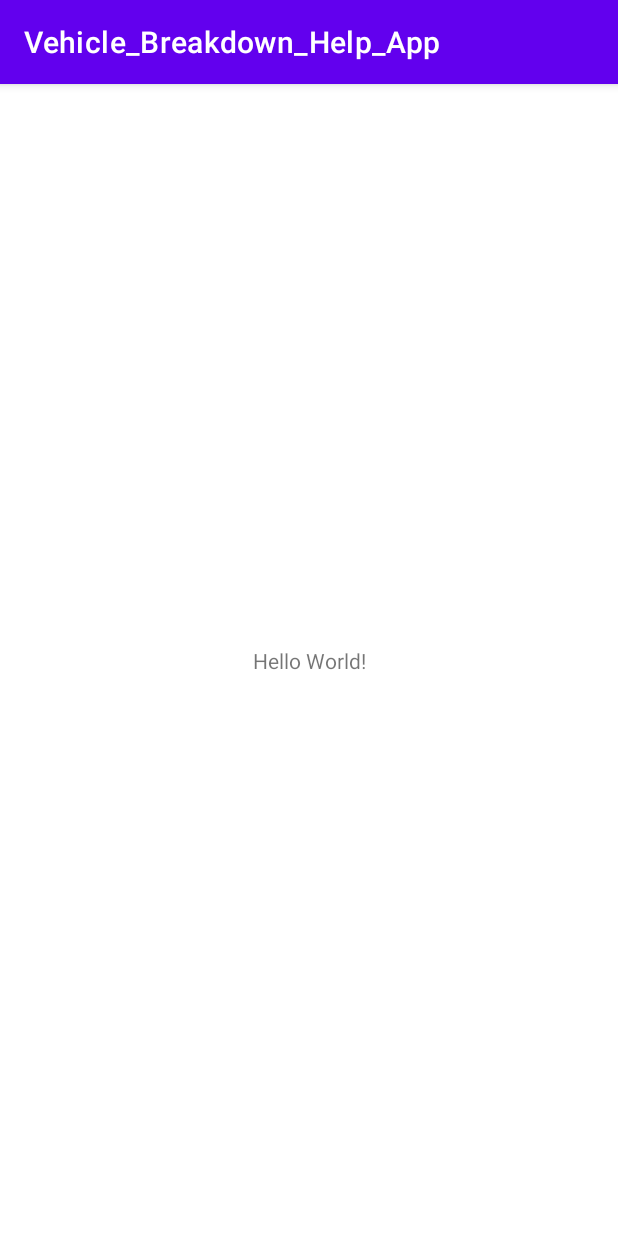
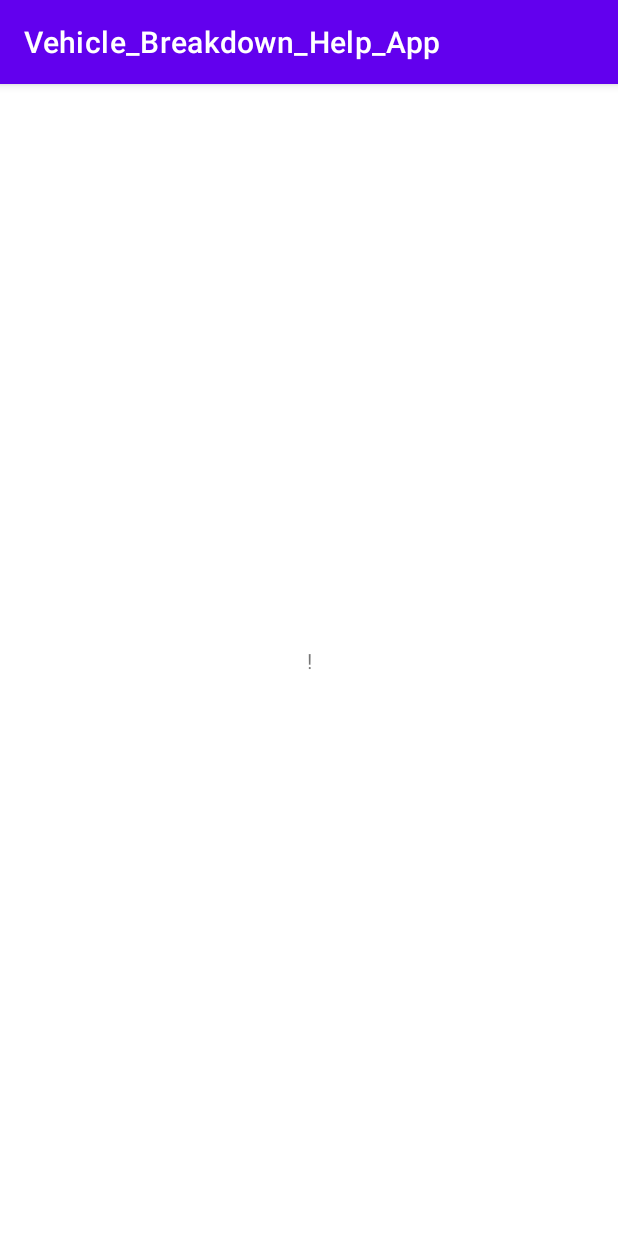
Before and after one commit to MuhammadDaniyal32/Vehicle_Breakdown_Help_App, an Android app: the screen it shows after launch (MainActivity), on a phone screen of 412 x 824 dp. Run offline under Robolectric (Android 15) with nearby library versions, the phone set to English and light mode, and no system bars.

Commit message:
first commit

```diff
--- a/app/src/main/res/layout/activity_main.xml
+++ b/app/src/main/res/layout/activity_main.xml
@@ -9,7 +9,7 @@
     <TextView
         android:layout_width="wrap_content"
         android:layout_height="wrap_content"
-        android:text="Hello World!"
+        android:text="!"
         app:layout_constraintBottom_toBottomOf="parent"
         app:layout_constraintLeft_toLeftOf="parent"
         app:layout_constraintRight_toRightOf="parent"
```
